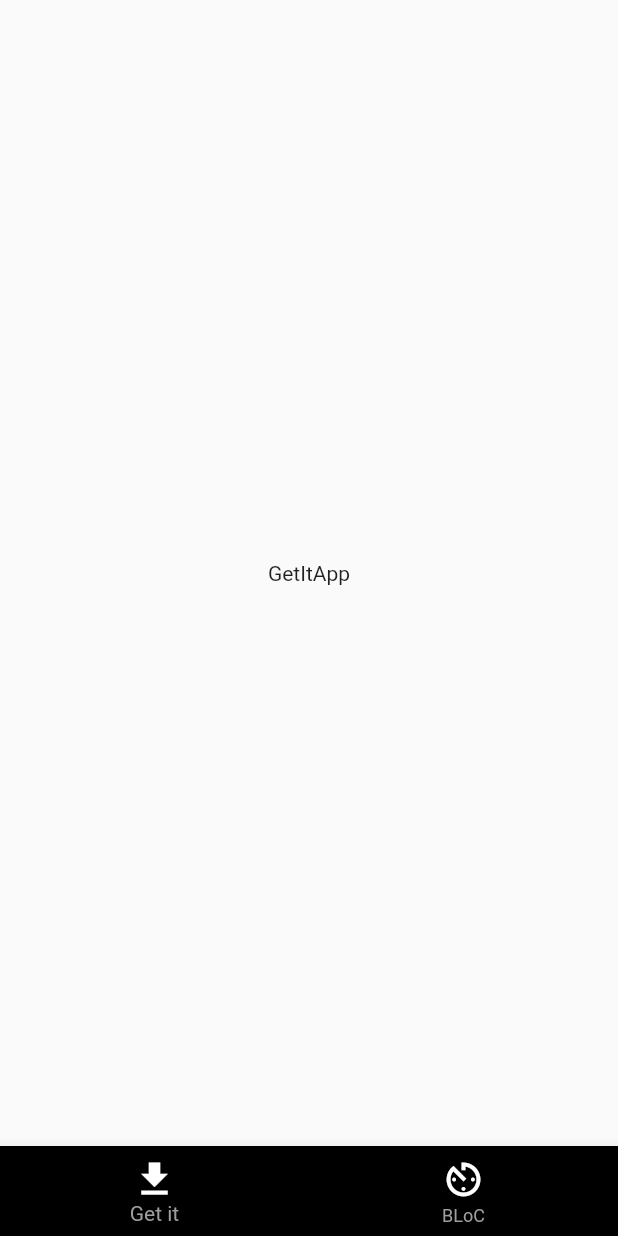
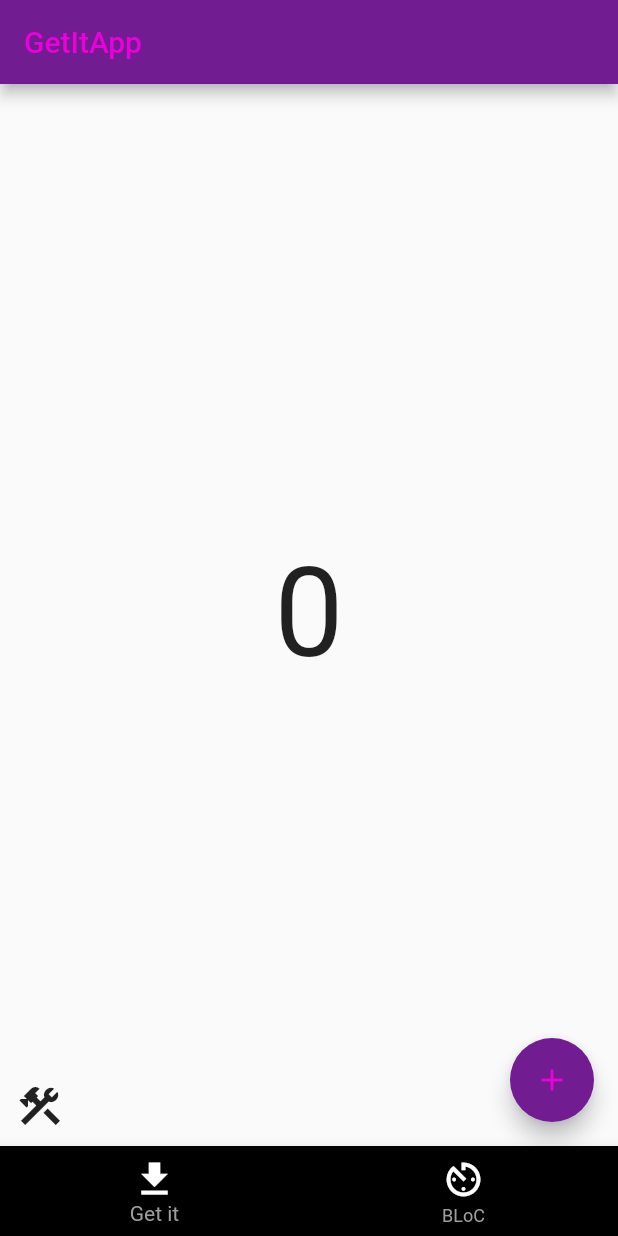
Before and after one commit to bryancalisto/flutter_experiments, a Flutter app: the screen it shows after launch, on a phone screen of 412 x 824 dp. Run offline on Flutter 3.47's test engine with Material 2 defaults, Android fonts, the phone set to English and light mode, and no system bars; our stand-ins replace get_it.

Commit message:
Chore: GetItApp UI is complete

```diff
--- a/state_management/lib/get_it/get_it_app.dart
+++ b/state_management/lib/get_it/get_it_app.dart
@@ -1,4 +1,11 @@
 import 'package:flutter/material.dart';
+import 'package:state_management/get_it/views/counter_config_vw.dart';
+import 'package:state_management/get_it/views/counter_vw.dart';
+
+Map<String, dynamic> routes = {
+  CounterVw.route: (context) => const CounterVw(),
+  CounterConfigVw.route: (context) => const CounterConfigVw(),
+};
 
 class GetItApp extends StatefulWidget {
   const GetItApp({Key? key}) : super(key: key);
@@ -10,8 +17,13 @@ class GetItApp extends StatefulWidget {
 class _GetItAppState extends State<GetItApp> {
   @override
   Widget build(BuildContext context) {
-    return const Center(
-      child: Text('GetItApp'),
-    );
+    // return Navigator(
+    //   initialRoute: CounterVw.route,
+    //   onGenerateRoute: (RouteSettings settings) {
+    //     return routes[settings.name];
+    //   },
+    // );
+    return const Center(child: CounterVw());
+    // return const Center(child: CounterConfigVw());
   }
 }
--- /dev/null
+++ b/state_management/lib/get_it/views/counter_vw.dart
@@ -0,0 +1,44 @@
+import 'package:flutter/material.dart';
+import 'package:state_management/get_it/views/counter_config_vw.dart';
+
+class CounterVw extends StatelessWidget {
+  static const route = 'CounterVw';
+
+  const CounterVw({Key? key}) : super(key: key);
+
+  @override
+  Widget build(BuildContext context) {
+    return Scaffold(
+      appBar: AppBar(
+        title: const Text('GetItApp'),
+      ),
+      body: Stack(
+        children: [
+          Column(
+            mainAxisAlignment: MainAxisAlignment.center,
+            children: [
+              Center(child: Text('0', style: TextStyle(fontSize: MediaQuery.of(context).size.height * 0.1))),
+            ],
+          ),
+          Positioned(
+            left: 10,
+            bottom: 10,
+            child: GestureDetector(
+              child: Icon(Icons.construction, size: MediaQuery.of(context).size.height * 0.04),
+              onTap: () {
+                Route route = MaterialPageRoute(builder: (context) => const CounterConfigVw());
+                Navigator.push(context, route);
+              },
+            ),
+          )
+        ],
+      ),
+      floatingActionButton: FloatingActionButton(
+        child: const Icon(Icons.add),
+        onPressed: () {
+          // Increase counter
+        },
+      ),
+    );
+  }
+}
--- a/state_management/lib/main.dart
+++ b/state_management/lib/main.dart
@@ -1,8 +1,10 @@
 import 'package:flutter/material.dart';
 import 'package:state_management/bloc/bloc_app.dart';
 import 'package:state_management/get_it/get_it_app.dart';
+import 'package:state_management/get_it/services/counter_svc.dart';
 
 void main() {
+  initLocator();
   runApp(const MyApp());
 }
 
@@ -24,7 +26,22 @@ class _MyAppState extends State<MyApp> {
   Widget build(BuildContext context) {
     return MaterialApp(
       theme: ThemeData(
-        primarySwatch: Colors.grey,
+        backgroundColor: const Color(0xff091833),
+        colorScheme: const ColorScheme(
+          background: Color(0xff091833),
+          primary: Color(0xff711c91),
+          onPrimary: Color(0xffea00d9),
+          secondary: Color(0xff711c91),
+          onSecondary: Color(0xffea00d9),
+          brightness: Brightness.light,
+          error: Colors.yellow,
+          onBackground: Color(0xffea00d9),
+          onError: Color(0xff091833),
+          surface: Color(0xffea00d9),
+          onSurface: Color(0xff0abdc6),
+          primaryVariant: Color(0xff711c91),
+          secondaryVariant: Color(0xff711c91),
+        ),
       ),
       home: DefaultTabController(
         length: _tabsContent.length,
```
Also changed, not shown: state_management/lib/get_it/models/counter.dart (added, +7 -0 lines), state_management/lib/get_it/services/counter_svc.dart (added, +8 -0 lines), state_management/lib/get_it/views/counter_config_vw.dart (added, +146 -0 lines).
